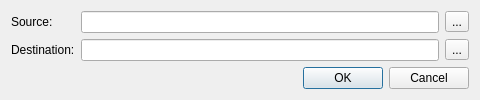
First picture: the form in src/frontend/select_files_dialog.ui, repository zhaowenlan1779/threeSD, before the edit.
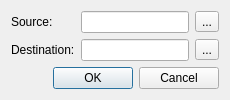
Second picture: the form after the edit.

```diff
--- a/src/frontend/select_files_dialog.ui
+++ b/src/frontend/select_files_dialog.ui
@@ -2,14 +2,6 @@
 <ui version="4.0">
  <class>SelectFilesDialog</class>
  <widget class="QDialog" name="SelectFilesDialog">
-  <property name="geometry">
-   <rect>
-    <x>0</x>
-    <y>0</y>
-    <width>480</width>
-    <height>96</height>
-   </rect>
-  </property>
   <property name="windowTitle">
    <string>Select Files</string>
   </property>
```
